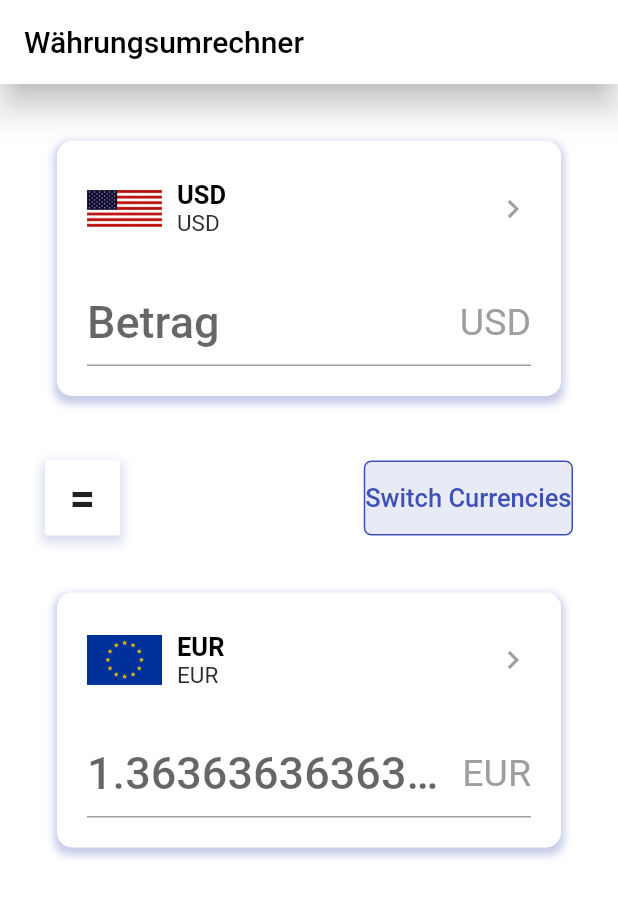
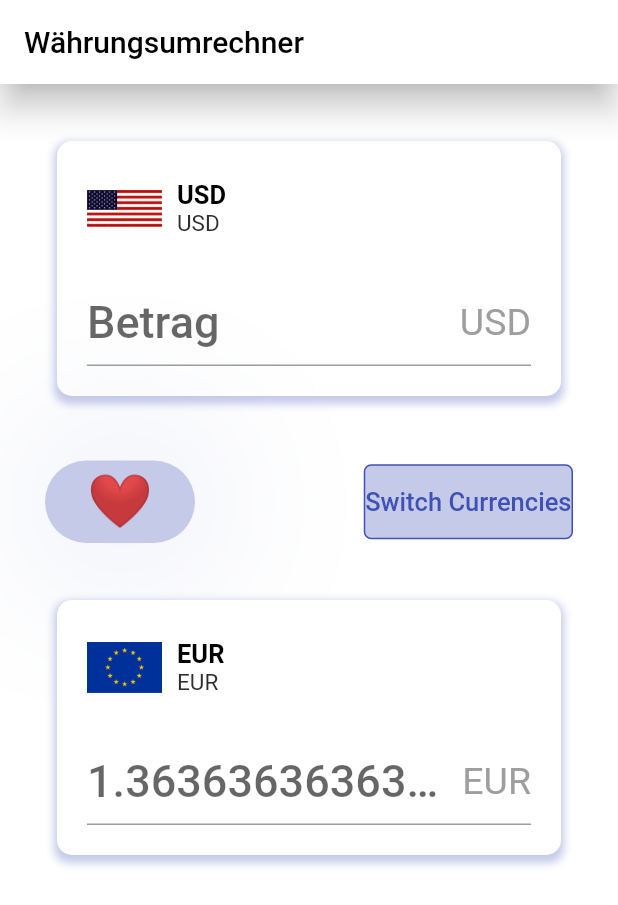
Before and after one commit to can3009/waehrungsrechner, a Flutter app: the screen it shows after launch, on a phone screen of 412 x 824 dp. Shown: the top 905 px of the screen. Run offline on Flutter 3.47's test engine with Material 2 defaults, Android fonts, the phone set to English and light mode, and no system bars; our stand-ins replace flutter_riverpod.

Commit message:
herz button

```diff
--- a/lib/data/models/country.dart
+++ b/lib/data/models/country.dart
@@ -1,8 +1,10 @@
 import 'package:waehrungsrechner/data/models/currency/currency.dart';
 
+//!Country Klasse
 class Country {
   String name;
   String urlFlag;
   String currency;
+  //!Country klasse Kunstruktor
   Country({required this.name, required this.urlFlag, required this.currency});
 }
--- a/lib/gui/ansicht/home/home_viev.dart
+++ b/lib/gui/ansicht/home/home_viev.dart
@@ -33,23 +33,24 @@ class HomeView extends ConsumerWidget {
                 mainAxisAlignment: MainAxisAlignment.spaceBetween,
                 children: [
                   Container(
-                    height: 50,
-                    width: 50,
+                    height: 55,
+                    width: 100,
                     decoration: BoxDecoration(
-                        color: Colors.white,
-                        borderRadius: BorderRadius.circular(2),
+                        color: Colors.indigo[100],
+                        borderRadius: BorderRadius.circular(100),
                         boxShadow: [
                           BoxShadow(
                               color: Colors.indigo.withOpacity(0.2),
-                              spreadRadius: 2,
-                              blurRadius: 5,
-                              offset: const Offset(0, 3))
+                              spreadRadius: 4,
+                              blurRadius: 100,
+                              offset: const Offset(2, 1))
                         ]),
                     child: const Center(
+                      //!like button
                       child: Text(
-                        '=',
+                        '❤',
                         style: TextStyle(
-                            fontSize: 30, fontWeight: FontWeight.w600),
+                            fontSize: 35, fontWeight: FontWeight.w600),
                       ),
                     ),
                   ),
@@ -57,7 +58,7 @@ class HomeView extends ConsumerWidget {
                     child: Container(
                       height: 50,
                       decoration: BoxDecoration(
-                          color: Colors.indigo[50],
+                          color: Colors.indigo[100],
                           borderRadius: BorderRadius.circular(5),
                           border: Border.all(color: Colors.indigo)),
                       child: const Row(
--- a/lib/gui/widgets/country_card.dart
+++ b/lib/gui/widgets/country_card.dart
@@ -84,10 +84,10 @@ class CountryCard extends ConsumerWidget {
                       ],
                     ),
                   ),
-                  const Icon(
-                    Icons.chevron_right,
-                    color: Colors.grey,
-                  )
+                  // const Icon(
+                  //   Icons.chevron_right,
+                  //   color: Colors.grey,
+                  // )
                 ],
               ),
               TextField(
--- a/lib/logic/app_state_provider.dart
+++ b/lib/logic/app_state_provider.dart
@@ -8,6 +8,7 @@ import 'package:waehrungsrechner/data/models/currency/currency.dart';
 final refAppStateProvider =
     NotifierProvider<AppStateProvider, AppState>(() => AppStateProvider());
 
+//!
 class AppStateProvider extends Notifier<AppState> {
   @override
   AppState build() {
@@ -64,12 +65,17 @@ class AppStateProvider extends Notifier<AppState> {
     );
   }
 
+//! Switchfromto Methode Tauscht die Ausgangs und Zielwährung aus,
+//! Indem sie den Zustand mit den neuen werten aktualisiert.
   void switchFromTo() {
     final newTo = state.from;
     final newFrom = state.to;
     state = state.copyWith(to: newTo, from: newFrom);
   }
 
+//! Methode aktualisiert den Eingabewert basierend auf einem übergebenen String
+//! Der String kann Kommas oder Punkte als Dezimaltrennzeichen erhalten.
+//! die Methode versucht, ihn in einen Gleitkommawert umzuwandeln
   void setInputByString(String value) {
     final replacedCommas = value.replaceAll(',', '.');
     var newInput = double.tryParse(replacedCommas) ?? 0.0;
```
Also changed, not shown: lib/data/models/appstate.dart (+8 -3 lines).
